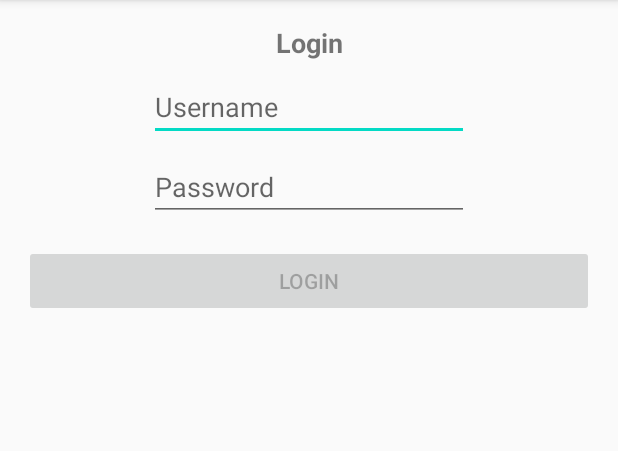
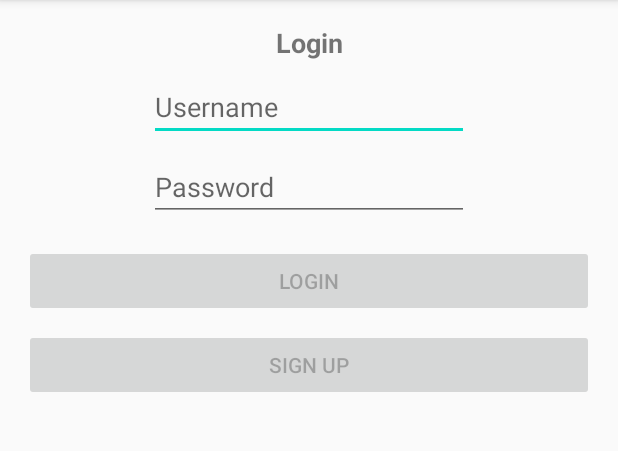
Before and after one commit to GWU-CSCI-4237-Spring-2021/Android-Tweets, an Android app: the screen it shows after launch (MainActivity), on a phone screen of 412 x 824 dp, the part 84-535 px from its top. Run offline under Robolectric (Android 15) with nearby library versions, the phone set to English and light mode, and no system bars; our stand-ins replace Firebase (no records; nobody signed in at launch, a user with empty details on screens opened directly).

```diff
--- a/app/build.gradle
+++ b/app/build.gradle
@@ -1,6 +1,7 @@
 apply plugin: 'com.android.application'
 apply plugin: 'kotlin-android'
 apply plugin: 'kotlin-android-extensions'
+apply plugin: 'com.google.gms.google-services'
 
 android {
     compileSdkVersion 30
@@ -37,6 +38,11 @@ dependencies {
     implementation 'com.squareup.okhttp3:okhttp:4.9.0'
     implementation 'com.squareup.okhttp3:logging-interceptor:4.9.0'
     implementation 'com.squareup.picasso:picasso:2.71828'
+    implementation 'com.google.android.material:material:1.3.0'
+
+    implementation platform('com.google.firebase:firebase-bom:26.5.0')
+    implementation 'com.google.firebase:firebase-auth-ktx'
+
     testImplementation 'junit:junit:4.12'
     androidTestImplementation 'androidx.test.ext:junit:1.1.2'
     androidTestImplementation 'androidx.test.espresso:espresso-core:3.3.0'
--- /dev/null
+++ b/app/src/main/res/drawable/ic_add.xml
@@ -0,0 +1,5 @@
+<vector android:height="24dp" android:tint="#FFFFFF"
+    android:viewportHeight="24" android:viewportWidth="24"
+    android:width="24dp" xmlns:android="http://schemas.android.com/apk/res/android">
+    <path android:fillColor="@android:color/white" android:pathData="M19,13h-6v6h-2v-6H5v-2h6V5h2v6h6v2z"/>
+</vector>
--- a/app/src/main/res/layout/activity_main.xml
+++ b/app/src/main/res/layout/activity_main.xml
@@ -63,6 +63,18 @@
         android:visibility="invisible"
         app:layout_constraintEnd_toEndOf="parent"
         app:layout_constraintStart_toStartOf="parent"
+        app:layout_constraintTop_toBottomOf="@+id/signUp" />
+
+    <Button
+        android:id="@+id/signUp"
+        android:layout_width="0dp"
+        android:layout_height="wrap_content"
+        android:layout_marginStart="16dp"
+        android:layout_marginTop="8dp"
+        android:layout_marginEnd="16dp"
+        android:text="@string/sign_up"
+        app:layout_constraintEnd_toEndOf="parent"
+        app:layout_constraintStart_toStartOf="parent"
         app:layout_constraintTop_toBottomOf="@+id/login" />
 
 </androidx.constraintlayout.widget.ConstraintLayout>
--- a/app/src/main/res/values/strings.xml
+++ b/app/src/main/res/values/strings.xml
@@ -6,4 +6,12 @@
     <string name="title_activity_maps">Map</string>
     <string name="tweets_title">Tweets near %1$s</string>
     <string name="choose_location">Choose a location by long-pressing!</string>
+    <string name="welcome">Welcome, %1$s</string>
+    <string name="sign_up">Sign Up</string>
+    <string name="logged_in_as">Logged in as %1$s</string>
+    <string name="invalid_credentials">Invalid credentials - confirm your username &amp; password and try again!</string>
+    <string name="failed_to_login">Failed to login: %1$s</string>
+    <string name="registered_successfully_as">Registered successfully as %1$s</string>
+    <string name="account_already_exists">An account already exists for %1$s!</string>
+    <string name="failed_to_register">Failed to register: %1$s</string>
 </resources>
--- a/build.gradle
+++ b/build.gradle
@@ -8,6 +8,7 @@ buildscript {
     dependencies {
         classpath "com.android.tools.build:gradle:4.0.1"
         classpath "org.jetbrains.kotlin:kotlin-gradle-plugin:$kotlin_version"
+        classpath 'com.google.gms:google-services:4.3.5'
 
         // NOTE: Do not place your application dependencies here; they belong
         // in the individual module build.gradle files
```
Also changed, not shown: app/src/main/java/edu/gwu/androidtweets/MainActivity.kt (+62 -0 lines), app/src/main/java/edu/gwu/androidtweets/MapsActivity.kt (+8 -0 lines), app/src/main/res/layout/activity_tweet.xml (+25 -0 lines), 2 other files.
